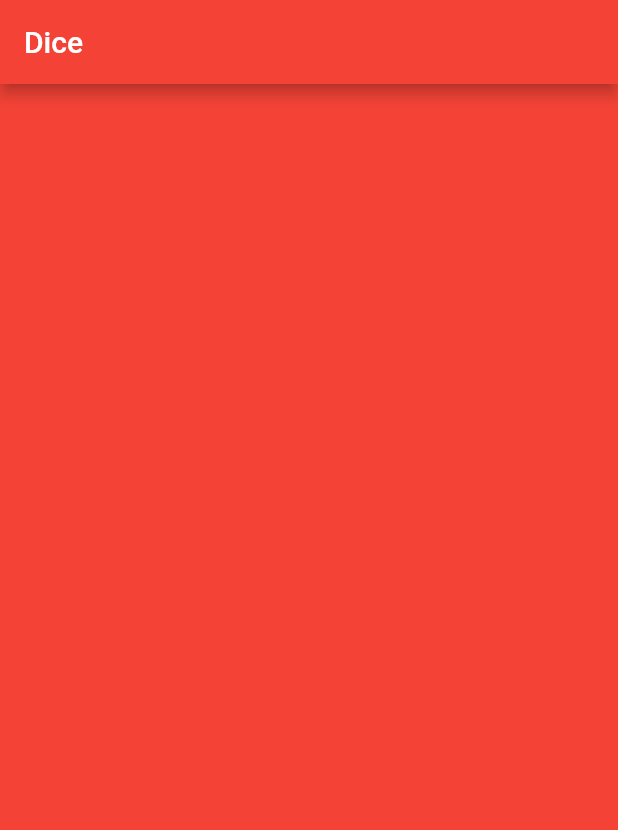
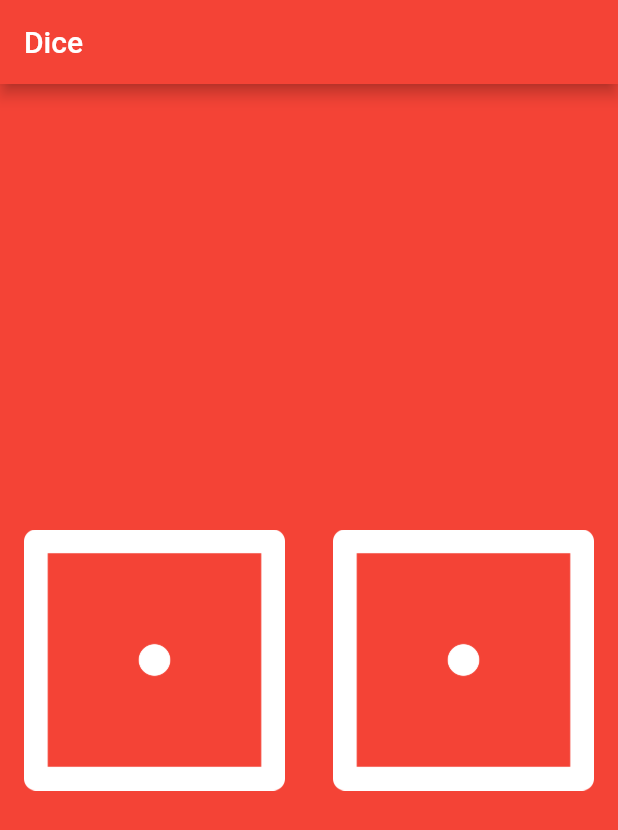
Before and after one commit to leomachadorocha/dice_app, a Flutter app: the screen it shows after launch, on a phone screen of 412 x 824 dp. Shown: the top 830 px of the screen. Run offline on Flutter 3.47's test engine with Material 2 defaults, Android fonts, the phone set to English and light mode, and no system bars.

```diff
--- a/lib/main.dart
+++ b/lib/main.dart
@@ -1,8 +1,10 @@
+import 'dart:math';
 import 'package:flutter/material.dart';
 
 void main() {
   return runApp(
     MaterialApp(
+      debugShowCheckedModeBanner: false,
       home: Scaffold(
         backgroundColor: Colors.red,
         appBar: AppBar(
@@ -15,9 +17,50 @@ void main() {
   );
 }
 
-class DicePage extends StatelessWidget {
+class DicePage extends StatefulWidget {
+  @override
+  _DicePageState createState() => _DicePageState();
+}
+
+class _DicePageState extends State<DicePage> {
+  int leftDiceNumber = 1;
+  int rightDiceNumber = 1;
+
+  void changeDiceFace() {
+    setState(() {
+      leftDiceNumber = Random().nextInt(6) + 1;
+      rightDiceNumber = Random().nextInt(6) + 1;
+    });
+  }
+
   @override
   Widget build(BuildContext context) {
-    return Container();
+    return Center(
+      child: Row(
+        children: <Widget>[
+          Expanded(
+            child: FlatButton(
+              child: Image.asset(
+                'assets/images/dice$leftDiceNumber.png',
+              ),
+              onPressed: () {
+                changeDiceFace();
+              },
+            ),
+          ),
+          //Get students to create the second die as a challenge
+          Expanded(
+            child: FlatButton(
+              child: Image.asset(
+                'assets/images/dice$rightDiceNumber.png',
+              ),
+              onPressed: () {
+                changeDiceFace();
+              },
+            ),
+          ),
+        ],
+      ),
+    );
   }
 }
```
